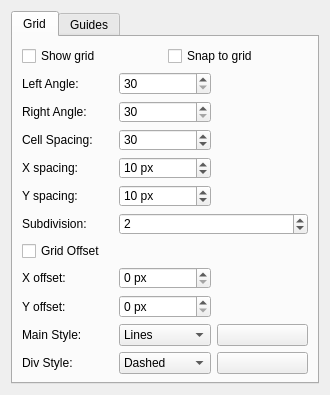
Old version of the form plugins/dockers/griddocker/grid_config_widget.ui in the repository KDE/krita.
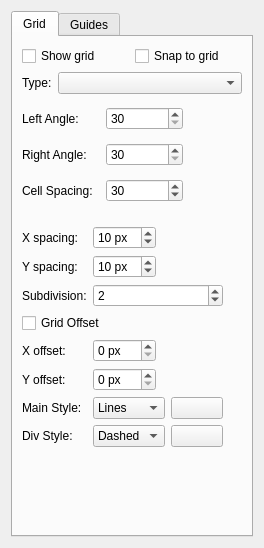
New version of the form. Custom widgets are drawn as their Qt base class.

Commit message: updated and hooked up the rest of the GUI. Added the ability to change grid modes

Patch:
```diff
--- a/plugins/dockers/griddocker/grid_config_widget.ui
+++ b/plugins/dockers/griddocker/grid_config_widget.ui
@@ -6,8 +6,8 @@
    <rect>
     <x>0</x>
     <y>0</y>
-    <width>330</width>
-    <height>395</height>
+    <width>264</width>
+    <height>548</height>
    </rect>
   </property>
   <property name="minimumSize">
@@ -19,6 +19,12 @@
   <layout class="QVBoxLayout" name="verticalLayout_3">
    <item>
     <widget class="QTabWidget" name="tabWidget">
+     <property name="sizePolicy">
+      <sizepolicy hsizetype="Preferred" vsizetype="Preferred">
+       <horstretch>0</horstretch>
+       <verstretch>0</verstretch>
+      </sizepolicy>
+     </property>
      <property name="minimumSize">
       <size>
        <width>187</width>
@@ -35,8 +41,17 @@
       <layout class="QVBoxLayout" name="verticalLayout">
        <item>
         <layout class="QHBoxLayout" name="horizontalLayout">
+         <property name="sizeConstraint">
+          <enum>QLayout::SetDefaultConstraint</enum>
+         </property>
          <item>
           <widget class="QCheckBox" name="chkShowGrid">
+           <property name="sizePolicy">
+            <sizepolicy hsizetype="Preferred" vsizetype="Fixed">
+             <horstretch>0</horstretch>
+             <verstretch>0</verstretch>
+            </sizepolicy>
+           </property>
            <property name="text">
             <string>Show grid</string>
            </property>
@@ -44,6 +59,12 @@
          </item>
          <item>
           <widget class="QCheckBox" name="chkSnapToGrid">
+           <property name="sizePolicy">
+            <sizepolicy hsizetype="Preferred" vsizetype="Fixed">
+             <horstretch>0</horstretch>
+             <verstretch>0</verstretch>
+            </sizepolicy>
+           </property>
            <property name="text">
             <string>Snap to grid</string>
            </property>
@@ -52,20 +73,89 @@
         </layout>
        </item>
        <item>
-        <layout class="QGridLayout" name="gridLayout_2">
-         <item row="10" column="0">
-          <widget class="QLabel" name="lblSubdivisionStyle">
+        <layout class="QHBoxLayout" name="horizontalLayout_5">
+         <item>
+          <widget class="QLabel" name="label_4">
            <property name="sizePolicy">
-            <sizepolicy hsizetype="Minimum" vsizetype="Preferred">
+            <sizepolicy hsizetype="Fixed" vsizetype="Preferred">
              <horstretch>0</horstretch>
              <verstretch>0</verstretch>
             </sizepolicy>
            </property>
            <property name="text">
-            <string>Div Style:</string>
+            <string>Type:</string>
            </property>
-           <property name="alignment">
-            <set>Qt::AlignLeading|Qt::AlignLeft|Qt::AlignVCenter</set>
+          </widget>
+         </item>
+         <item>
+          <widget class="QComboBox" name="gridTypeCombobox">
+           <property name="sizePolicy">
+            <sizepolicy hsizetype="Preferred" vsizetype="Minimum">
+             <horstretch>0</horstretch>
+             <verstretch>0</verstretch>
+            </sizepolicy>
+           </property>
+          </widget>
+         </item>
+        </layout>
+       </item>
+       <item>
+        <widget class="QWidget" name="isometricOptionsContainer" native="true">
+         <property name="sizePolicy">
+          <sizepolicy hsizetype="Expanding" vsizetype="Preferred">
+           <horstretch>0</horstretch>
+           <verstretch>0</verstretch>
+          </sizepolicy>
+         </property>
+         <property name="minimumSize">
+          <size>
+           <width>0</width>
+           <height>120</height>
+          </size>
+         </property>
+         <widget class="QWidget" name="gridLayoutWidget">
+          <property name="geometry">
+           <rect>
+            <x>0</x>
+            <y>0</y>
+            <width>161</width>
+            <height>111</height>
+           </rect>
+          </property>
+          <layout class="QGridLayout" name="isometricControlsLayout" columnstretch="0,0">
+           <property name="sizeConstraint">
+            <enum>QLayout::SetDefaultConstraint</enum>
+           </property>
+           <item row="2" column="1">
+            <widget class="QSpinBox" name="cellSpacingSpinbox">
+             <property name="suffix">
+              <string/>
+             </property>
+             <property name="minimum">
+              <number>10</number>
+             </property>
+             <property name="maximum">
+              <number>1000</number>
+             </property>
+             <property name="value">
+              <number>30</number>
+             </property>
+            </widget>
+           </item>
+           <item row="1" column="1">
+            <widget class="QSpinBox" name="angleRightSpinbox">
+             <property name="minimum">
+              <number>30</number>
+             </property>
+             <property name="maximum">
+              <number>60</number>
+             </property>
+            </widget>
+           </item>
+           <item row="2" column="0">
+            <widget class="QLabel" name="label_3">
+             <property name="text">
+              <string>Cell Spacing:</string>
            </property>
           </widget>
          </item>
@@ -85,7 +175,65 @@
            </property>
           </widget>
          </item>
-         <item row="3" column="0">
+           <item row="1" column="0">
+            <widget class="QLabel" name="label_2">
+             <property name="text">
+              <string>Right Angle:</string>
+             </property>
+            </widget>
+           </item>
+           <item row="0" column="0">
+            <widget class="QLabel" name="label">
+             <property name="text">
+              <string>Left Angle:</string>
+             </property>
+            </widget>
+           </item>
+          </layout>
+         </widget>
+        </widget>
+       </item>
+       <item>
+        <widget class="QWidget" name="rectangleOptionsContainer" native="true">
+         <property name="sizePolicy">
+          <sizepolicy hsizetype="Minimum" vsizetype="Preferred">
+           <horstretch>0</horstretch>
+           <verstretch>0</verstretch>
+          </sizepolicy>
+         </property>
+         <property name="minimumSize">
+          <size>
+           <width>200</width>
+           <height>270</height>
+          </size>
+         </property>
+         <widget class="QWidget" name="">
+          <property name="geometry">
+           <rect>
+            <x>0</x>
+            <y>0</y>
+            <width>201</width>
+            <height>265</height>
+           </rect>
+          </property>
+          <layout class="QGridLayout" name="rectangleGridLayout">
+           <item row="7" column="0">
+            <widget class="QLabel" name="lblSubdivisionStyle">
+             <property name="sizePolicy">
+              <sizepolicy hsizetype="Minimum" vsizetype="Preferred">
+               <horstretch>0</horstretch>
+               <verstretch>0</verstretch>
+              </sizepolicy>
+             </property>
+             <property name="text">
+              <string>Div Style:</string>
+             </property>
+             <property name="alignment">
+              <set>Qt::AlignLeading|Qt::AlignLeft|Qt::AlignVCenter</set>
+             </property>
+            </widget>
+           </item>
+           <item row="0" column="0">
           <widget class="QLabel" name="lblXSpacing">
            <property name="sizePolicy">
             <sizepolicy hsizetype="Minimum" vsizetype="Preferred">
@@ -98,7 +246,7 @@
            </property>
           </widget>
          </item>
-         <item row="3" column="1">
+           <item row="0" column="1">
           <widget class="KisIntParseSpinBox" name="intHSpacing">
            <property name="suffix">
             <string> px</string>
@@ -114,10 +262,10 @@
            </property>
           </widget>
          </item>
-         <item row="3" column="2" rowspan="2">
+           <item row="0" column="2" rowspan="2">
           <widget class="KoAspectButton" name="spacingAspectButton" native="true"/>
          </item>
-         <item row="4" column="0">
+           <item row="1" column="0">
           <widget class="QLabel" name="lblYSpacing">
            <property name="sizePolicy">
             <sizepolicy hsizetype="Minimum" vsizetype="Preferred">
@@ -130,7 +278,7 @@
            </property>
           </widget>
          </item>
-         <item row="4" column="1">
+           <item row="1" column="1">
           <widget class="KisIntParseSpinBox" name="intVSpacing">
            <property name="suffix">
             <string> px</string>
@@ -146,15 +294,21 @@
            </property>
           </widget>
          </item>
-         <item row="5" column="0">
+           <item row="2" column="0">
           <widget class="QLabel" name="lblSubdivision">
            <property name="text">
             <string>Subdivision:</string>
            </property>
           </widget>
          </item>
-         <item row="5" column="1" colspan="2">
+           <item row="2" column="1" colspan="2">
           <widget class="KisIntParseSpinBox" name="intSubdivision">
+             <property name="sizePolicy">
+              <sizepolicy hsizetype="Expanding" vsizetype="Fixed">
+               <horstretch>0</horstretch>
+               <verstretch>0</verstretch>
+              </sizepolicy>
+             </property>
            <property name="minimum">
             <number>1</number>
            </property>
@@ -166,7 +320,7 @@
            </property>
           </widget>
          </item>
-         <item row="6" column="0" colspan="3">
+           <item row="3" column="0" colspan="3">
           <widget class="QCheckBox" name="chkOffset">
            <property name="text">
             <string>Grid Offset</string>
@@ -176,7 +330,7 @@
            </property>
           </widget>
          </item>
-         <item row="7" column="0">
+           <item row="4" column="0">
           <widget class="QLabel" name="lblXOffset">
            <property name="sizePolicy">
             <sizepolicy hsizetype="Minimum" vsizetype="Preferred">
@@ -189,7 +343,7 @@
            </property>
           </widget>
          </item>
-         <item row="7" column="1">
+           <item row="4" column="1">
           <widget class="KisIntParseSpinBox" name="intXOffset">
            <property name="suffix">
             <string> px</string>
@@ -202,10 +356,10 @@
            </property>
           </widget>
          </item>
-         <item row="7" column="2" rowspan="2">
+           <item row="4" column="2" rowspan="2">
           <widget class="KoAspectButton" name="offsetAspectButton" native="true"/>
          </item>
-         <item row="8" column="0">
+           <item row="5" column="0">
           <widget class="QLabel" name="lblYOffset">
            <property name="sizePolicy">
             <sizepolicy hsizetype="Minimum" vsizetype="Preferred">
@@ -218,7 +372,7 @@
            </property>
           </widget>
          </item>
-         <item row="8" column="1">
+           <item row="5" column="1">
           <widget class="KisIntParseSpinBox" name="intYOffset">
            <property name="suffix">
             <string> px</string>
@@ -231,7 +385,7 @@
            </property>
           </widget>
          </item>
-         <item row="9" column="0">
+           <item row="6" column="0">
           <widget class="QLabel" name="lblMainStyle">
            <property name="sizePolicy">
             <sizepolicy hsizetype="Minimum" vsizetype="Preferred">
@@ -247,7 +401,7 @@
            </property>
           </widget>
          </item>
-         <item row="9" column="1" colspan="2">
+           <item row="6" column="1" colspan="2">
           <layout class="QHBoxLayout" name="horizontalLayout_4">
            <item>
             <widget class="KComboBox" name="selectMainStyle">
@@ -292,7 +446,7 @@
            </item>
           </layout>
          </item>
-         <item row="10" column="1" colspan="2">
+           <item row="7" column="1" colspan="2">
           <layout class="QHBoxLayout" name="horizontalLayout_3">
            <item>
             <widget class="KComboBox" name="selectSubdivisionStyle">
@@ -351,64 +505,32 @@
            </item>
           </layout>
          </item>
-         <item row="0" column="0">
-          <widget class="QLabel" name="label">
-           <property name="text">
-            <string>Left Angle:</string>
-           </property>
-          </widget>
-         </item>
-         <item row="1" column="0">
-          <widget class="QLabel" name="label_2">
-           <property name="text">
-            <string>Right Angle:</string>
-           </property>
-          </widget>
-         </item>
-         <item row="1" column="1">
-          <widget class="QSpinBox" name="angleRightSpinbox">
-           <property name="minimum">
-            <number>30</number>
-           </property>
-           <property name="maximum">
-            <number>60</number>
-           </property>
-          </widget>
-         </item>
-         <item row="2" column="0">
-          <widget class="QLabel" name="label_3">
-           <property name="text">
-            <string>Cell Spacing:</string>
-           </property>
-          </widget>
-         </item>
-         <item row="2" column="1">
-          <widget class="QSpinBox" name="cellSpacingSpinbox">
-           <property name="suffix">
-            <string/>
-           </property>
-           <property name="minimum">
-            <number>10</number>
-           </property>
-           <property name="maximum">
-            <number>1000</number>
-           </property>
-           <property name="value">
-            <number>30</number>
-           </property>
-          </widget>
-         </item>
-        </layout>
-       </item>
-       <item>
-        <spacer name="verticalSpacer_3">
+           <item row="8" column="0">
+            <spacer name="verticalSpacer">
          <property name="orientation">
           <enum>Qt::Vertical</enum>
          </property>
          <property name="sizeHint" stdset="0">
           <size>
            <width>20</width>
-           <height>13</height>
+               <height>40</height>
+              </size>
+             </property>
+            </spacer>
+           </item>
+          </layout>
+         </widget>
+        </widget>
+       </item>
+       <item>
+        <spacer name="verticalSpacer_3">
+         <property name="orientation">
+          <enum>Qt::Vertical</enum>
+         </property>
+         <property name="sizeHint" stdset="0">
+          <size>
+           <width>58</width>
+           <height>58</height>
           </size>
          </property>
         </spacer>
```
Lines whose indentation alone changed are shown as unchanged. The commit also changes 5 other files.
